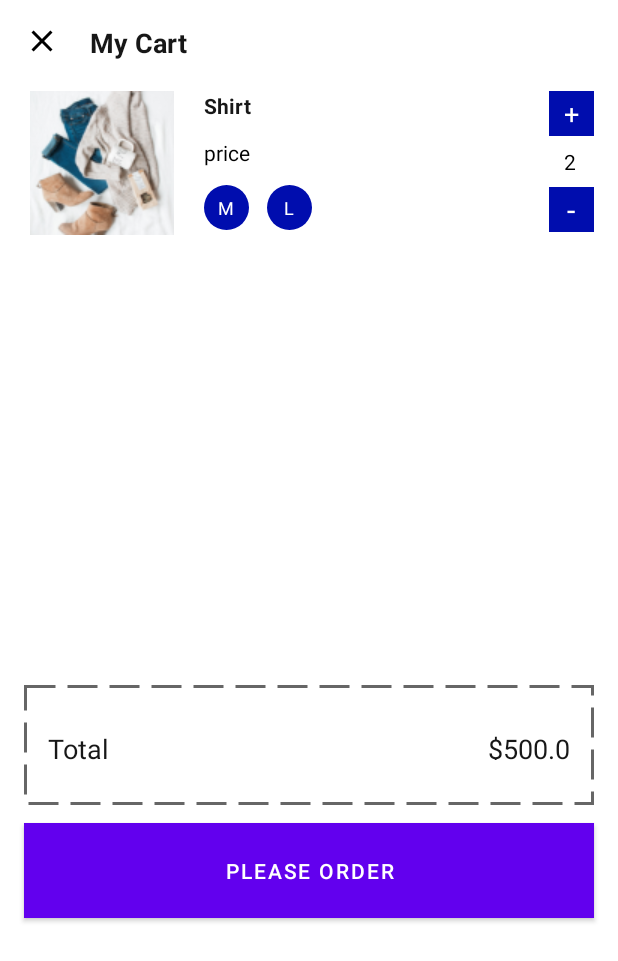
After one commit to MengHeangNai/e_shopping, an Android app built with Jetpack Compose: the layout fragment_add_to_cart.xml on its own in the app's theme, with its tools: preview values and no code run, on a phone screen of 412 x 824 dp. The commit adds this screen. Shown: the top 961 px of the screen. Run offline under Robolectric (Android 15) with nearby library versions, the phone set to English and light mode, and no system bars.

Commit message:
add more for screen add_to_cart, delete_item, checkout, and location

```diff
--- /dev/null
+++ b/app/src/main/res/drawable/bg_delete_frame.xml
@@ -0,0 +1,3 @@
+<shape xmlns:android="http://schemas.android.com/apk/res/android">
+    <solid android:color="@color/g_text_hint" />
+</shape>
--- /dev/null
+++ b/app/src/main/res/drawable/bg_primary_btn.xml
@@ -0,0 +1,3 @@
+<shape xmlns:android="http://schemas.android.com/apk/res/android">
+    <solid android:color="@color/g_blue" />
+</shape>
--- /dev/null
+++ b/app/src/main/res/drawable/bg_white_btn.xml
@@ -0,0 +1,3 @@
+<shape xmlns:android="http://schemas.android.com/apk/res/android">
+    <solid android:color="@color/g_white" />
+</shape>
--- /dev/null
+++ b/app/src/main/res/drawable/circle_shape.xml
@@ -0,0 +1,4 @@
+<shape xmlns:android="http://schemas.android.com/apk/res/android"
+    android:shape="oval">
+    <solid android:color="@color/g_blue" />
+</shape>
--- /dev/null
+++ b/app/src/main/res/drawable/cube_shape.xml
@@ -0,0 +1,3 @@
+<shape xmlns:android="http://schemas.android.com/apk/res/android">
+    <solid android:color="@color/g_blue" />
+</shape>
--- /dev/null
+++ b/app/src/main/res/drawable/ic_add.xml
@@ -0,0 +1,5 @@
+<vector android:height="24dp" android:tint="#000000"
+    android:viewportHeight="24" android:viewportWidth="24"
+    android:width="24dp" xmlns:android="http://schemas.android.com/apk/res/android">
+    <path android:fillColor="@android:color/white" android:pathData="M19,13h-6v6h-2v-6H5v-2h6V5h2v6h6v2z"/>
+</vector>
--- /dev/null
+++ b/app/src/main/res/drawable/ic_close.xml
@@ -0,0 +1,5 @@
+<vector android:height="24dp" android:tint="#000000"
+    android:viewportHeight="24" android:viewportWidth="24"
+    android:width="24dp" xmlns:android="http://schemas.android.com/apk/res/android">
+    <path android:fillColor="@android:color/white" android:pathData="M19,6.41L17.59,5 12,10.59 6.41,5 5,6.41 10.59,12 5,17.59 6.41,19 12,13.41 17.59,19 19,17.59 13.41,12z"/>
+</vector>
--- /dev/null
+++ b/app/src/main/res/drawable/ic_location.xml
@@ -0,0 +1,5 @@
+<vector android:height="24dp" android:tint="#000000"
+    android:viewportHeight="24" android:viewportWidth="24"
+    android:width="24dp" xmlns:android="http://schemas.android.com/apk/res/android">
+    <path android:fillColor="@android:color/white" android:pathData="M12,2C8.13,2 5,5.13 5,9c0,5.25 7,13 7,13s7,-7.75 7,-13c0,-3.87 -3.13,-7 -7,-7zM12,11.5c-1.38,0 -2.5,-1.12 -2.5,-2.5s1.12,-2.5 2.5,-2.5 2.5,1.12 2.5,2.5 -1.12,2.5 -2.5,2.5z"/>
+</vector>
--- /dev/null
+++ b/app/src/main/res/drawable/total_price.xml
@@ -0,0 +1,9 @@
+<shape xmlns:android="http://schemas.android.com/apk/res/android">
+    <stroke
+        android:width="2dp"
+    android:color="@color/g_hint"
+    android:dashWidth="20dp"
+    android:dashGap="8dp"
+    />
+
+</shape>
--- /dev/null
+++ b/app/src/main/res/layout/fragment_add_to_cart.xml
@@ -0,0 +1,207 @@
+<LinearLayout xmlns:android="http://schemas.android.com/apk/res/android"
+    xmlns:app="http://schemas.android.com/apk/res-auto"
+    xmlns:tools="http://schemas.android.com/tools"
+    android:layout_width="match_parent"
+    android:orientation="vertical"
+    android:layout_height="match_parent">
+
+    <LinearLayout
+        android:layout_width="wrap_content"
+        android:layout_height="wrap_content"
+        android:orientation="horizontal">
+
+        <ImageView
+            android:id="@+id/close_icon"
+            android:layout_width="wrap_content"
+            android:layout_height="wrap_content"
+            android:layout_alignParentStart="true"
+            android:layout_alignParentTop="true"
+            android:layout_marginStart="16dp"
+            android:layout_marginTop="15dp"
+            android:src="@drawable/ic_close"
+
+            android:layout_toEndOf="@id/close_icon"
+             />
+
+        <TextView
+            android:id="@+id/cart_text"
+            android:layout_width="wrap_content"
+            android:layout_height="wrap_content"
+            android:layout_alignParentTop="true"
+            android:layout_marginStart="20dp"
+            android:layout_marginTop="16dp"
+            android:textColor="@color/g_black"
+            android:textStyle="bold"
+            android:textSize="18dp"
+            android:layout_toEndOf="@id/close_icon"
+            android:text="My Cart" />
+    </LinearLayout>
+
+    <LinearLayout
+        android:layout_width="match_parent"
+        android:layout_height="wrap_content"
+        android:orientation="horizontal"
+        android:paddingStart="20dp"
+        android:paddingTop="20dp">
+
+        <ImageView
+            android:id="@+id/imageView3"
+            android:layout_width="wrap_content"
+            android:layout_height="wrap_content"
+            app:srcCompat="@drawable/test_image" />
+
+        <LinearLayout
+            android:layout_width="wrap_content"
+            android:layout_height="wrap_content"
+            android:paddingLeft="20dp"
+            android:orientation="vertical">
+
+            <TextView
+                android:layout_width="wrap_content"
+                android:layout_height="wrap_content"
+                android:textStyle="bold"
+                android:textColor="@color/g_black"
+                android:text="Shirt" />
+
+            <TextView
+                android:layout_width="wrap_content"
+                android:layout_height="wrap_content"
+                android:textColor="@color/black"
+                android:paddingTop="12dp"
+                android:text="price" />
+
+            <LinearLayout
+                android:layout_width="wrap_content"
+                android:layout_height="wrap_content"
+                android:paddingTop="12dp">
+
+                    <FrameLayout
+                        android:layout_width="30dp"
+                    android:layout_height="30dp"
+                    android:background="@drawable/circle_shape">
+
+                    <TextView
+                        android:layout_width="wrap_content"
+                        android:layout_height="wrap_content"
+                        android:text="M"
+                        android:textColor="@color/white"
+                        android:textSize="12sp"
+                        android:layout_gravity="center" />
+
+                </FrameLayout>
+
+                <FrameLayout
+                    android:layout_width="30dp"
+                    android:layout_height="30dp"
+                    android:background="@drawable/circle_shape"
+                    android:layout_marginStart="12dp">
+
+                    <TextView
+                        android:layout_width="wrap_content"
+                        android:layout_height="wrap_content"
+                        android:text="L"
+                        android:textColor="@color/white"
+                        android:textSize="12sp"
+                        android:layout_gravity="center" />
+
+                </FrameLayout>
+            </LinearLayout>
+
+        </LinearLayout>
+
+        <View
+            android:layout_width="0dp"
+            android:layout_height="0dp"
+            android:layout_weight="1"/>
+
+        <LinearLayout
+            android:layout_width="wrap_content"
+            android:layout_height="wrap_content"
+            android:orientation="vertical"
+            android:layout_marginEnd="16dp">
+
+            <FrameLayout
+                android:layout_width="30dp"
+                android:layout_height="30dp"
+                android:background="@drawable/cube_shape">
+
+                <TextView
+                    android:layout_width="wrap_content"
+                    android:layout_height="wrap_content"
+                    android:text="+"
+                    android:textColor="#FFFFFF"
+                    android:textSize="18sp"
+                    android:layout_gravity="center" />
+
+            </FrameLayout>
+
+            <TextView
+                android:layout_width="wrap_content"
+                android:layout_height="wrap_content"
+                android:text="2"
+                android:textColor="@color/black"
+                android:paddingVertical="7dp"
+                android:paddingStart="10dp"/>
+
+            <FrameLayout
+                android:layout_width="30dp"
+                android:layout_height="30dp"
+                android:background="@drawable/cube_shape">
+
+                <TextView
+                    android:layout_width="wrap_content"
+                    android:layout_height="wrap_content"
+                    android:text="-"
+                    android:textColor="#FFFFFF"
+                    android:textSize="20sp"
+                    android:layout_gravity="center" />
+            </FrameLayout>
+
+        </LinearLayout>
+
+    </LinearLayout>
+
+    <LinearLayout
+        android:layout_width="380dp"
+        android:layout_height="80dp"
+        android:layout_marginTop="300dp"
+        android:layout_marginHorizontal="16dp"
+        android:background="@drawable/total_price">
+
+        <TextView
+            android:layout_width="wrap_content"
+            android:layout_height="wrap_content"
+            android:layout_marginVertical="30dp"
+            android:layout_marginStart="16dp"
+            android:text="@string/total"
+            android:textColor="@color/g_black"
+            android:textSize="18sp" />
+
+        <View
+            android:layout_width="0dp"
+            android:layout_height="0dp"
+            android:layout_weight="1"/>
+
+        <TextView
+            android:layout_width="wrap_content"
+            android:layout_height="wrap_content"
+            android:layout_marginVertical="30dp"
+            android:layout_marginEnd="16dp"
+            android:text="$500.0"
+            android:textColor="@color/g_black"
+            android:textSize="18sp" />
+
+    </LinearLayout>
+
+    <Button
+        android:layout_width="380dp"
+        android:layout_height="wrap_content"
+        android:text="@string/plz_order"
+        android:id="@+id/checkoutButton"
+        android:background="@color/g_hint"
+        android:textColor="@color/white"
+        android:padding="16dp"
+        android:layout_marginVertical="12dp"
+        android:layout_gravity="center"/>
+
+</LinearLayout>
```
Also changed, not shown: app/src/main/res/layout/activity_address.xml (added, +105 -0 lines), app/src/main/res/layout/activity_order.xml (added, +178 -0 lines), app/src/main/res/layout/fragment_delete_item.xml (added, +65 -0 lines), app/src/main/res/values/strings.xml (+17 -0 lines).
